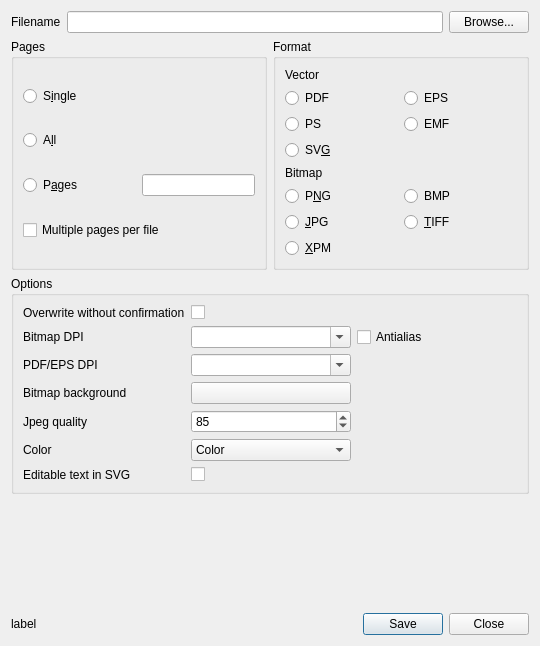
veusz/veusz, file ui/export.ui: the form before one commit.
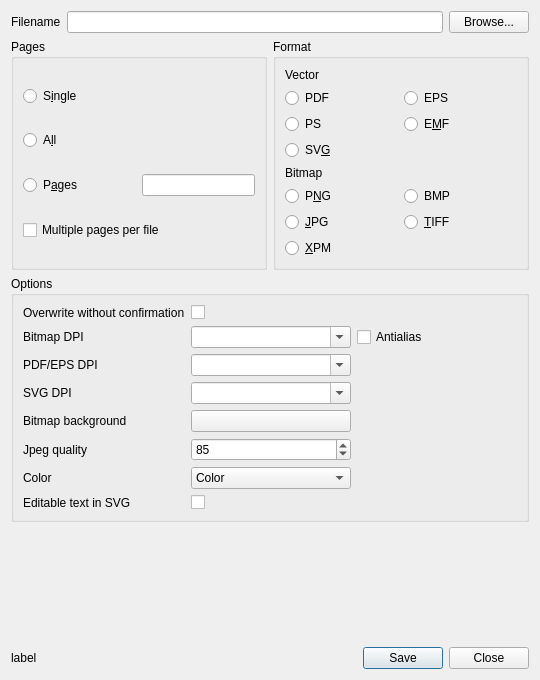
The form after the commit.

Commit message:
Change default SVG DPI to 96 and add option in dialog to change this.
DPI for SVG changed to 96 to match inkscape.
Adds an option in the dialog and the Export() API call to set the DPI.

```diff
--- a/ui/export.ui
+++ b/ui/export.ui
@@ -7,7 +7,7 @@
     <x>0</x>
     <y>0</y>
     <width>540</width>
-    <height>646</height>
+    <height>680</height>
    </rect>
   </property>
   <property name="windowTitle">
@@ -164,7 +164,7 @@
              <string>Windows embedded metafile</string>
             </property>
             <property name="text">
-             <string>EMF</string>
+             <string>E&amp;MF</string>
             </property>
            </widget>
           </item>
@@ -273,13 +273,30 @@
        </widget>
       </item>
       <item row="3" column="0">
+       <widget class="QLabel" name="labelDPISVG">
+        <property name="text">
+         <string>SVG DPI</string>
+        </property>
+       </widget>
+      </item>
+      <item row="3" column="1">
+       <widget class="QComboBox" name="exportDPISVG">
+        <property name="toolTip">
+         <string>&lt;html&gt;&lt;head/&gt;&lt;body&gt;&lt;p&gt;The number of dots per inch used for writing SVG files. Modern inkscape uses 96.&lt;/p&gt;&lt;/body&gt;&lt;/html&gt;</string>
+        </property>
+        <property name="editable">
+         <bool>true</bool>
+        </property>
+       </widget>
+      </item>
+      <item row="4" column="0">
        <widget class="QLabel" name="labelBackgroundButton">
         <property name="text">
          <string>Bitmap background</string>
         </property>
        </widget>
       </item>
-      <item row="3" column="1">
+      <item row="4" column="1">
        <widget class="QPushButton" name="exportBackgroundButton">
         <property name="toolTip">
          <string>&lt;html&gt;&lt;head/&gt;&lt;body&gt;&lt;p&gt;The background color for bitmap files. Use alpha channel values of 0 for transparency&lt;/p&gt;&lt;/body&gt;&lt;/html&gt;</string>
@@ -289,14 +306,14 @@
         </property>
        </widget>
       </item>
-      <item row="4" column="0">
+      <item row="5" column="0">
        <widget class="QLabel" name="labelQuality">
         <property name="text">
          <string>Jpeg quality</string>
         </property>
        </widget>
       </item>
-      <item row="4" column="1">
+      <item row="5" column="1">
        <widget class="QSpinBox" name="exportQuality">
         <property name="toolTip">
          <string>&lt;html&gt;&lt;head/&gt;&lt;body&gt;&lt;p&gt;Choose Jpeg quality setting. Lower values give poorer quality results and are more compressed, but have smaller file sizes.&lt;/p&gt;&lt;/body&gt;&lt;/html&gt;</string>
@@ -312,14 +329,14 @@
         </property>
        </widget>
       </item>
-      <item row="5" column="0">
+      <item row="6" column="0">
        <widget class="QLabel" name="labelColor">
         <property name="text">
          <string>Color</string>
         </property>
        </widget>
       </item>
-      <item row="5" column="1">
+      <item row="6" column="1">
        <widget class="QComboBox" name="exportColor">
         <property name="toolTip">
          <string>&lt;html&gt;&lt;head/&gt;&lt;body&gt;&lt;p&gt;Output Postscript or PDF as full color, or convert to greyscale&lt;/p&gt;&lt;/body&gt;&lt;/html&gt;</string>
@@ -336,14 +353,14 @@
         </item>
        </widget>
       </item>
-      <item row="6" column="0">
+      <item row="7" column="0">
        <widget class="QLabel" name="labelSVGTextAsText">
         <property name="text">
          <string>Editable text in SVG</string>
         </property>
        </widget>
       </item>
-      <item row="6" column="1">
+      <item row="7" column="1">
        <widget class="QCheckBox" name="exportSVGTextAsText">
         <property name="toolTip">
          <string>&lt;html&gt;&lt;head/&gt;&lt;body&gt;&lt;p&gt;Exports text in SVG files as text, rather than curves. Curves mean that the file will display the same on any system, but text can be edited easily in other programs.&lt;/p&gt;&lt;/body&gt;&lt;/html&gt;</string>
```
Left out of the diff: 34 changed lines with no effect on the pictures. The commit also changes 6 other files.
